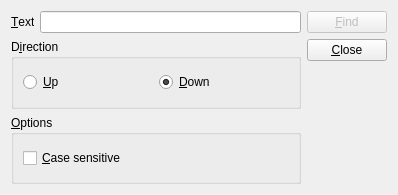
This is lib/findform.ui in dewhisna/QtFindReplaceDialog as Qt 5 draws it before an edit. The edited form follows.
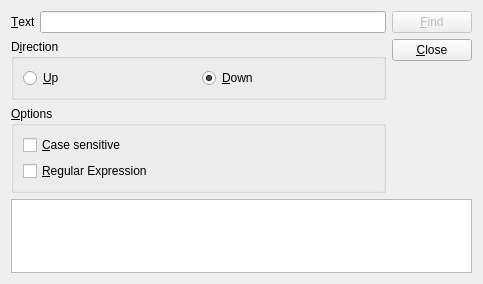
This is the edited form.

Commit message: regex validator

What changed in the file:
```diff
--- a/lib/findform.ui
+++ b/lib/findform.ui
@@ -6,8 +6,8 @@
    <rect>
     <x>0</x>
     <y>0</y>
-    <width>398</width>
-    <height>195</height>
+    <width>483</width>
+    <height>284</height>
    </rect>
   </property>
   <property name="windowTitle">
@@ -15,6 +15,8 @@
   </property>
   <layout class="QGridLayout" name="gridLayout_3">
    <item row="0" column="0">
+    <layout class="QHBoxLayout" name="horizontalLayout_2">
+     <item>
     <layout class="QVBoxLayout" name="verticalLayout_2">
      <item>
       <layout class="QHBoxLayout" name="horizontalLayout">
@@ -72,12 +74,29 @@
           </property>
          </widget>
         </item>
+          <item row="2" column="0">
+           <widget class="QCheckBox" name="regexCheckBox">
+            <property name="toolTip">
+             <string>&lt;!DOCTYPE HTML PUBLIC &quot;-//W3C//DTD HTML 4.0//EN&quot; &quot;http://www.w3.org/TR/REC-html40/strict.dtd&quot;&gt;
+&lt;html&gt;&lt;head&gt;&lt;meta name=&quot;qrichtext&quot; content=&quot;1&quot; /&gt;&lt;style type=&quot;text/css&quot;&gt;
+p, li { white-space: pre-wrap; }
+&lt;/style&gt;&lt;/head&gt;&lt;body style=&quot; font-family:'Sans'; font-size:10pt; font-weight:400; font-style:normal;&quot;&gt;
+&lt;p style=&quot; margin-top:0px; margin-bottom:0px; margin-left:0px; margin-right:0px; -qt-block-indent:0; text-indent:0px;&quot;&gt;whether the text to search should be interpreted as a regular expression.&lt;/p&gt;
+&lt;p style=&quot;-qt-paragraph-type:empty; margin-top:0px; margin-bottom:0px; margin-left:0px; margin-right:0px; -qt-block-indent:0; text-indent:0px;&quot;&gt;&lt;/p&gt;
+&lt;p style=&quot; margin-top:0px; margin-bottom:0px; margin-left:0px; margin-right:0px; -qt-block-indent:0; text-indent:0px;&quot;&gt;You may want to take a look at the syntax of regular expressions:&lt;/p&gt;
+&lt;p style=&quot; margin-top:0px; margin-bottom:0px; margin-left:0px; margin-right:0px; -qt-block-indent:0; text-indent:0px;&quot;&gt;&lt;a href=&quot;http://doc.trolltech.com/qregexp.html&quot;&gt;&lt;span style=&quot; text-decoration: underline; color:#0000ff;&quot;&gt;http://doc.trolltech.com/qregexp.html&lt;/span&gt;&lt;/a&gt;&lt;/p&gt;&lt;/body&gt;&lt;/html&gt;</string>
+            </property>
+            <property name="text">
+             <string>&amp;Regular Expression</string>
+            </property>
+           </widget>
+          </item>
        </layout>
       </widget>
      </item>
     </layout>
    </item>
-   <item row="0" column="1">
+     <item>
     <layout class="QVBoxLayout" name="verticalLayout">
      <item>
       <widget class="QPushButton" name="findButton">
@@ -110,6 +129,20 @@
       </spacer>
      </item>
     </layout>
+     </item>
+    </layout>
+   </item>
+   <item row="1" column="0">
+    <widget class="QTextEdit" name="errorTextEdit">
+     <property name="styleSheet">
+      <string notr="true">body {
+color: rgb(255, 0, 0);
+}</string>
+     </property>
+     <property name="readOnly">
+      <bool>true</bool>
+     </property>
+    </widget>
    </item>
   </layout>
  </widget>
```
Lines whose indentation alone changed are shown as unchanged. The commit also changes 2 other files.
